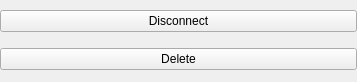
Old version of the form plugins/network/src/plugin/setting-widget/disconnect-and-delete-button.ui in the repository openeuler-mirror/kiran-control-panel.
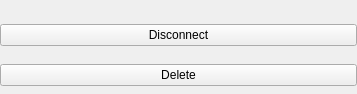
New version of the form.

Patch:
```diff
--- a/plugins/network/src/plugin/setting-widget/disconnect-and-delete-button.ui
+++ b/plugins/network/src/plugin/setting-widget/disconnect-and-delete-button.ui
@@ -7,18 +7,21 @@
     <x>0</x>
     <y>0</y>
     <width>357</width>
-    <height>82</height>
+    <height>94</height>
    </rect>
   </property>
   <property name="windowTitle">
    <string>DisconnectAndDeleteButton</string>
   </property>
   <layout class="QVBoxLayout" name="m_verticalDeviceWidgetLayout">
+   <property name="spacing">
+    <number>10</number>
+   </property>
    <property name="leftMargin">
     <number>0</number>
    </property>
    <property name="topMargin">
-    <number>0</number>
+    <number>16</number>
    </property>
    <property name="rightMargin">
     <number>0</number>
```
